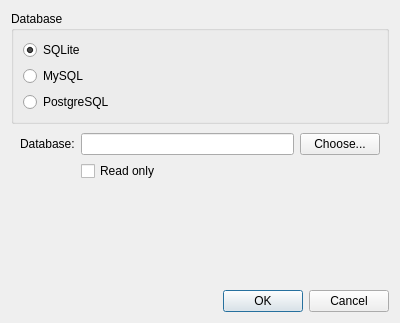
The window that databaseconnectiondialog.ui (informationsea/Hyokai) describes before a commit, drawn with Qt 5.
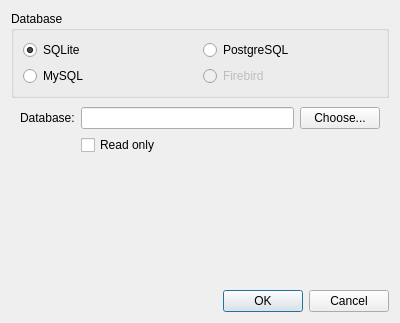
The same window after the commit.

What changed in the file:
```diff
--- a/databaseconnectiondialog.ui
+++ b/databaseconnectiondialog.ui
@@ -22,8 +22,8 @@
      <property name="title">
       <string>Database</string>
      </property>
-     <layout class="QVBoxLayout" name="verticalLayout">
-      <item>
+     <layout class="QGridLayout" name="gridLayout">
+      <item row="0" column="0">
        <widget class="QRadioButton" name="radioButtonSQLite">
         <property name="text">
          <string>SQLite</string>
@@ -33,20 +33,30 @@
         </property>
        </widget>
       </item>
-      <item>
+      <item row="1" column="0">
        <widget class="QRadioButton" name="radioButtonMySQL">
         <property name="text">
          <string>MySQL</string>
         </property>
        </widget>
       </item>
-      <item>
+      <item row="0" column="1">
        <widget class="QRadioButton" name="radioButtonPostgreSQL">
         <property name="text">
          <string>PostgreSQL</string>
         </property>
        </widget>
       </item>
+      <item row="1" column="1">
+       <widget class="QRadioButton" name="radioButtonFirebird">
+        <property name="enabled">
+         <bool>false</bool>
+        </property>
+        <property name="text">
+         <string>Firebird</string>
+        </property>
+       </widget>
+      </item>
      </layout>
     </widget>
    </item>
```
